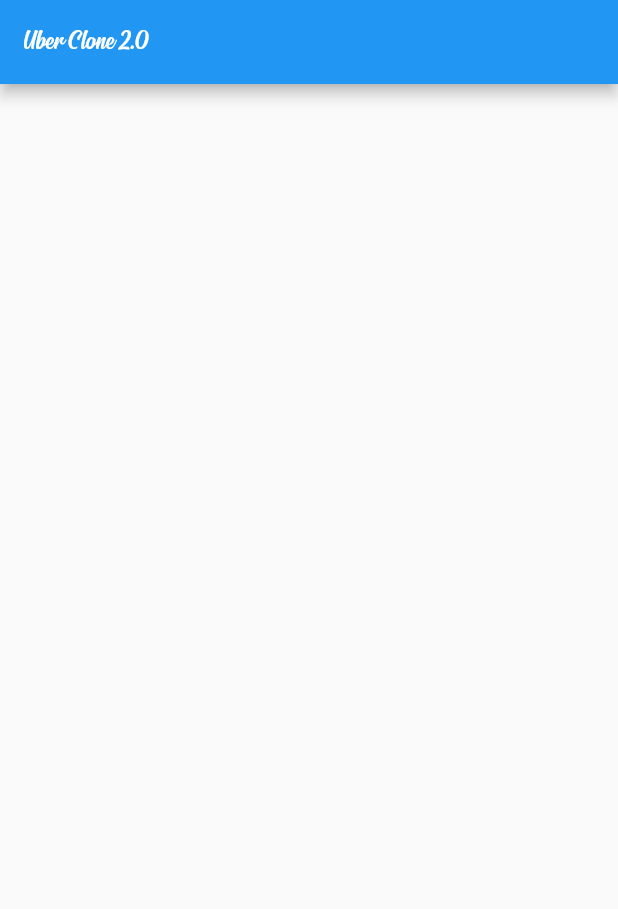
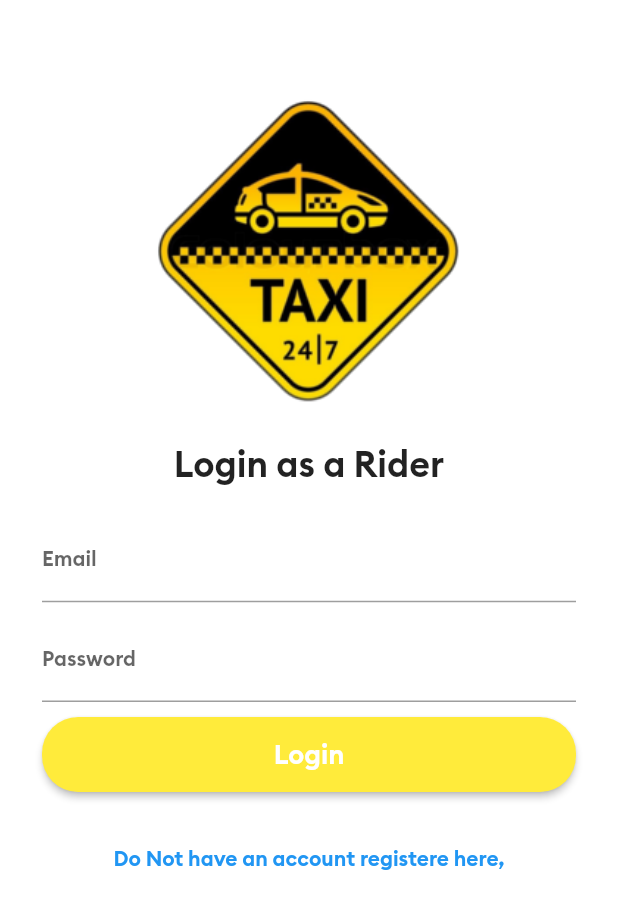
Before and after one commit to Cypherfelix/uber_app-clone, a Flutter app: the screen it shows after launch, on a phone screen of 412 x 824 dp. Shown: the top 909 px of the screen. Run offline on Flutter 3.47's test engine with Material 2 defaults, Android fonts, the phone set to English and light mode, and no system bars.

Commit message:
Login UI Design

```diff
--- /dev/null
+++ b/lib/AllScreens/loginscreen.dart
@@ -0,0 +1,104 @@
+import 'package:flutter/material.dart';
+
+class LoginScreen extends StatelessWidget {
+  @override
+  Widget build(BuildContext context) {
+    return Scaffold(
+      backgroundColor: Colors.white,
+      body: SingleChildScrollView(
+        child: Padding(
+          padding: EdgeInsets.all(8.0),
+          child: Column(
+            children: [
+              SizedBox(
+                height: 35.0,
+              ),
+              Image(
+                image: AssetImage("images/logo.png"),
+                width: 390.0,
+                height: 250.0,
+                alignment: Alignment.bottomCenter,
+              ),
+              SizedBox(height: 1.0),
+              Text(
+                "Login as a Rider",
+                style: TextStyle(fontSize: 24.0, fontFamily: "Brand Bold"),
+                textAlign: TextAlign.center,
+              ),
+              Padding(
+                padding: EdgeInsets.all(20),
+                child: Column(
+                  children: [
+                    SizedBox(
+                      height: 1.0,
+                    ),
+                    TextField(
+                      keyboardType: TextInputType.emailAddress,
+                      decoration: InputDecoration(
+                        labelText: "Email",
+                        labelStyle: TextStyle(fontSize: 14.0),
+                        hintStyle: TextStyle(
+                          color: Colors.grey,
+                          fontSize: 10.0,
+                        ),
+                      ),
+                      style: TextStyle(fontSize: 14.0),
+                    ),
+                    SizedBox(
+                      height: 10.0,
+                    ),
+                    TextField(
+                      obscureText: true,
+                      decoration: InputDecoration(
+                        labelText: "Password",
+                        labelStyle: TextStyle(fontSize: 14.0),
+                        hintStyle: TextStyle(
+                          color: Colors.grey,
+                          fontSize: 10.0,
+                        ),
+                      ),
+                      style: TextStyle(fontSize: 14.0),
+                    ),
+                    SizedBox(
+                      height: 10.0,
+                    ),
+                    ElevatedButton(
+                      onPressed: () {
+                        print("Logged in button clicked");
+                      },
+                      child: Container(
+                        height: 50.0,
+                        child: Center(
+                          child: Text(
+                            "Login",
+                            style: TextStyle(
+                                fontSize: 18.0, fontFamily: "Brand Bold"),
+                          ),
+                        ),
+                      ),
+                      style: ButtonStyle(
+                          foregroundColor:
+                              MaterialStatePropertyAll(Colors.white),
+                          shape: MaterialStatePropertyAll(
+                              new RoundedRectangleBorder(
+                                  borderRadius:
+                                      new BorderRadius.circular(24.0))),
+                          backgroundColor:
+                              MaterialStatePropertyAll(Colors.yellow)),
+                    ),
+                  ],
+                ),
+              ),
+              TextButton(
+                onPressed: () {
+                  print("Clicked");
+                },
+                child: Text("Do Not have an account registere here,"),
+              )
+            ],
+          ),
+        ),
+      ),
+    );
+  }
+}
--- a/lib/main.dart
+++ b/lib/main.dart
@@ -1,4 +1,5 @@
 import 'package:flutter/material.dart';
+import 'package:rider_app/AllScreens/loginscreen.dart';
 import 'package:rider_app/AllScreens/mainscreen.dart';
 
 void main() {
@@ -10,13 +11,13 @@ class MyApp extends StatelessWidget {
   @override
   Widget build(BuildContext context) {
     return MaterialApp(
-      title: 'Uber Clone',
+      title: 'Taxi Rider App',
       theme: ThemeData(
-        fontFamily: 'Signatra',
+        fontFamily: 'Brand Bold',
         primarySwatch: Colors.blue,
         visualDensity: VisualDensity.adaptivePlatformDensity,
       ),
-      home: MainScreen(),
+      home: LoginScreen(),
       debugShowCheckedModeBanner: false,
     );
   }
```
Also changed, not shown: 1 other file.
